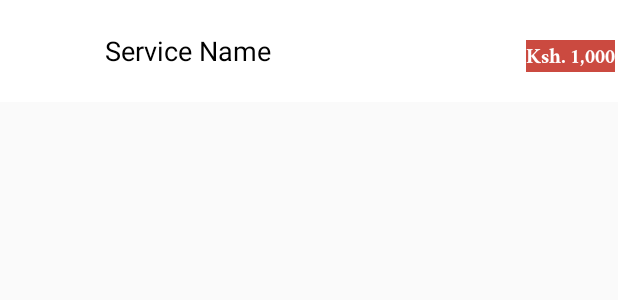
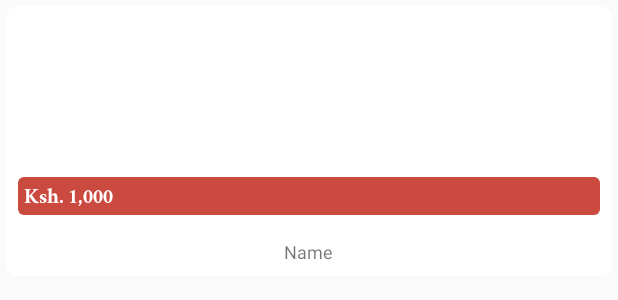
Before and after one commit to yoosinpaddy/HairDresser, an Android app: the layout item_service.xml on its own in the app's theme, with its tools: preview values and no code run, on a phone screen of 412 x 824 dp. Shown: the top 300 px of the screen. Run offline under Robolectric (Android 15) with nearby library versions, the phone set to English and light mode, and no system bars; network calls fail.

Commit message:
paddy items service

```diff
--- a/app/src/main/java/apps/trichain/hairdresser/user/activities/ServicesActivity.java
+++ b/app/src/main/java/apps/trichain/hairdresser/user/activities/ServicesActivity.java
@@ -4,6 +4,7 @@ import androidx.appcompat.app.AppCompatActivity;
 import androidx.recyclerview.widget.DefaultItemAnimator;
 import androidx.recyclerview.widget.LinearLayoutManager;
 import androidx.recyclerview.widget.RecyclerView;
+import androidx.recyclerview.widget.StaggeredGridLayoutManager;
 
 import android.content.Intent;
 import android.os.Bundle;
@@ -67,8 +68,8 @@ public class ServicesActivity extends AppCompatActivity implements View.OnClickL
         retry = findViewById(R.id.retry);
         retry.setOnClickListener(this);
         _token = "Bearer" + " " + sharedPrefManager.getUserToken();
-        LinearLayoutManager layoutManager = new LinearLayoutManager(ServicesActivity.this);
-        recycler.setLayoutManager(layoutManager);
+//        LinearLayoutManager layoutManager = new LinearLayoutManager(ServicesActivity.this);
+        recycler.setLayoutManager(new StaggeredGridLayoutManager(2 , StaggeredGridLayoutManager.VERTICAL));
         recycler.setItemAnimator(new DefaultItemAnimator());
         if (NetworkUtils.getConnectivityStatus(ServicesActivity.this)) {
             loadServices();
@@ -111,10 +112,7 @@ public class ServicesActivity extends AppCompatActivity implements View.OnClickL
                         Log.e("isServices", "......" + response.body());
                         if (!msg.getError()) {
                             AppUtils.displayToast(ServicesActivity.this, true, msg.getMessage());
-//                            initServiceRecyclerView(msg.getService());
-                            serviceAdpater = new ServiceAdpater(ServicesActivity.this,msg.getService());
-                            recycler.setAdapter(serviceAdpater);
-                            serviceAdpater.notifyDataSetChanged();
+                            initServiceRecyclerView(msg.getService());
                         } else {
                             AppUtils.displayToast(ServicesActivity.this, false, msg.getMessage());
                         }
@@ -144,10 +142,7 @@ public class ServicesActivity extends AppCompatActivity implements View.OnClickL
 
 
     private void initServiceRecyclerView(List<Service> serviceList){
-        serviceAdpater = new ServiceAdpater(this,serviceList);
-        recycler.setHasFixedSize(true);
-        RecyclerView.LayoutManager layoutManager = new LinearLayoutManager(this);
-        recycler.setLayoutManager(layoutManager);
+        serviceAdpater = new ServiceAdpater(ServicesActivity.this,serviceList);
         recycler.addOnItemTouchListener(new RecyclerTouchListener(this, recycler,  new RecyclerTouchListener.ClickListener(){
             @Override
             public void onClick(View view, int position) {
--- a/app/src/main/java/apps/trichain/hairdresser/user/adapters/ServiceAdpater.java
+++ b/app/src/main/java/apps/trichain/hairdresser/user/adapters/ServiceAdpater.java
@@ -154,7 +154,6 @@ public class ServiceAdpater extends RecyclerView.Adapter<BaseViewHolder> impleme
     public class ViewHolder extends BaseViewHolder {
         TextView tv_service_name, tv_service_price;
         ImageView img_service;
-        RelativeLayout service_layout;
 
         ViewHolder(View itemView) {
             super(itemView);
@@ -162,7 +161,6 @@ public class ServiceAdpater extends RecyclerView.Adapter<BaseViewHolder> impleme
             tv_service_name = itemView.findViewById(R.id.tv_service_name);
             tv_service_price = itemView.findViewById(R.id.tv_service_price);
             img_service = itemView.findViewById(R.id.img_service);
-            service_layout = itemView.findViewById(R.id.service_layout);
 
         }
 
--- /dev/null
+++ b/app/src/main/res/drawable/card_background.xml
@@ -0,0 +1,6 @@
+<?xml version="1.0" encoding="utf-8"?>
+<shape android:shape="rectangle"
+    xmlns:android="http://schemas.android.com/apk/res/android" >
+    <corners android:radius="8dp"/>
+    <solid android:color="@color/colorWhite"/>
+</shape>
--- /dev/null
+++ b/app/src/main/res/drawable/price_background.xml
@@ -0,0 +1,6 @@
+<?xml version="1.0" encoding="utf-8"?>
+<shape android:shape="rectangle"
+    xmlns:android="http://schemas.android.com/apk/res/android" >
+    <corners android:radius="4dp"/>
+    <solid android:color="@color/colorAccent"/>
+</shape>
--- a/app/src/main/res/layout/activity_services.xml
+++ b/app/src/main/res/layout/activity_services.xml
@@ -6,7 +6,7 @@
     android:layout_width="match_parent"
     android:layout_height="match_parent"
     xmlns:app="http://schemas.android.com/apk/res-auto"
-    android:background="@color/colorWhite"
+    android:background="@color/colorWhiteDull"
     tools:context=".user.activities.ServicesActivity">
     <androidx.appcompat.widget.Toolbar
         android:id="@+id/home_toolbar"
@@ -56,6 +56,8 @@
         android:layout_below="@+id/home_toolbar"
         android:layout_marginTop="16dp"
         android:layout_marginBottom="16dp"
+        android:layout_margin="@dimen/size_4dp"
+        android:layout_centerInParent="true"
         android:visibility="visible"
         tools:itemCount="5"
         tools:listitem="@layout/item_service" />
--- a/app/src/main/res/layout/item_service.xml
+++ b/app/src/main/res/layout/item_service.xml
@@ -1,61 +1,47 @@
 <?xml version="1.0" encoding="utf-8"?>
-<RelativeLayout xmlns:android="http://schemas.android.com/apk/res/android"
-    xmlns:app="http://schemas.android.com/apk/res-auto"
-    android:id="@+id/service_layout"
-    android:layout_width="match_parent"
+
+
+<RelativeLayout android:layout_width="match_parent"
     android:layout_height="wrap_content"
-    android:layout_marginBottom="2dp"
-    android:background="@color/colorWhite"
-    android:clickable="true"
-    android:focusable="true"
-    android:padding="2dp">
+    android:background="@drawable/card_background"
+    android:orientation="vertical"
+    android:layout_margin="@dimen/size_4dp"
+    xmlns:android="http://schemas.android.com/apk/res/android">
 
     <ImageView
         android:id="@+id/img_service"
-        android:layout_width="56dp"
-        android:layout_height="56dp"
-        android:layout_centerVertical="true"
-        android:layout_margin="4dp"
-        android:contentDescription="@string/service_featured_image"
-        android:scaleType="fitCenter" />
-
-    <RelativeLayout
-        android:id="@+id/bottom_layout"
         android:layout_width="wrap_content"
-        android:layout_height="wrap_content"
-        android:layout_below="@id/tv_service_name"
-        android:layout_marginBottom="8dp"
-        android:layout_toEndOf="@id/img_service">
+        android:layout_centerHorizontal="true"
+        android:layout_height="90dp"
+        android:layout_margin="8dp"
+        android:background="@drawable/card_background"
+        android:contentDescription="@string/service_featured_image" />
 
     <TextView
         android:id="@+id/tv_service_price"
-            android:layout_width="wrap_content"
+        android:layout_width="match_parent"
         android:layout_height="wrap_content"
-            android:layout_alignParentEnd="true"
-            android:layout_centerVertical="true"
-            android:background="@color/colorAccent"
+        android:layout_below="@+id/img_service"
+        android:layout_marginTop="@dimen/size_4dp"
+        android:background="@drawable/price_background"
         android:fontFamily="@font/crimson_bold"
+        android:layout_margin="8dp"
+        android:padding="2dp"
+        android:paddingStart="@dimen/size_4dp"
         android:text="Ksh. 1,000"
         android:textColor="@color/colorWhite" />
-
-
-    </RelativeLayout>
-
 
 
     <TextView
         android:id="@+id/tv_service_name"
         android:layout_width="wrap_content"
+        android:layout_centerHorizontal="true"
         android:layout_height="wrap_content"
-        android:layout_marginStart="4dp"
-        android:layout_marginLeft="4dp"
-        android:layout_toEndOf="@id/img_service"
-        android:layout_toRightOf="@id/img_service"
-        android:layout_centerVertical="true"
-        android:ellipsize="end"
-        android:singleLine="true"
-        android:text="@string/service_name"
-        android:textColor="@color/colorPrimaryDark"
-        android:textSize="18sp" />
+        android:layout_marginTop="8dp"
+        android:layout_margin="8dp"
+        android:layout_below="@+id/tv_service_price"
+        android:text="Name"
+        android:textSize="12sp" />
+
 
             </RelativeLayout>
--- a/app/src/main/res/values/colors.xml
+++ b/app/src/main/res/values/colors.xml
@@ -4,6 +4,7 @@
     <color name="colorPrimaryDark">#000000</color>
     <color name="colorAccent">#CB4A40</color>
     <color name="colorWhite">#ffff</color>
+    <color name="colorWhiteDull">#CFCFCF</color>
     <color name="colorBlack">#000000</color>
     <color name="black_dull">#3A3A3A</color>
 
```
Lines whose indentation alone changed are shown as unchanged.
